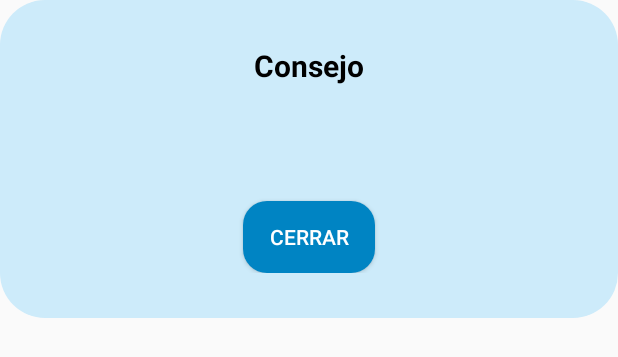
After one commit to ivanrodriguezromero1/mathematical_reasoning, an Android app: the layout dialog_tip.xml on its own in the app's theme, with its tools: preview values and no code run, on a phone screen of 412 x 824 dp. The commit adds this screen. Shown: the top 357 px of the screen. Run offline under Robolectric (Android 15) with nearby library versions, the phone set to English and light mode, and no system bars.

Commit message:
tips completo

```diff
--- a/app/src/main/java/com/mathematical_reasoning/raz_mat/ProblemasActivity.java
+++ b/app/src/main/java/com/mathematical_reasoning/raz_mat/ProblemasActivity.java
@@ -11,6 +11,8 @@ import com.mathematical_reasoning.raz_mat.models.Problema;
 import com.mathematical_reasoning.raz_mat.utils.RadioButtonManager;
 import com.mathematical_reasoning.raz_mat.utils.RadioButtonUtils;
 import java.util.List;
+
+import static com.mathematical_reasoning.raz_mat.utils.DialogAlert.showTipDialog;
 
 
 public class ProblemasActivity extends AppCompatActivity {
@@ -110,7 +112,7 @@ public class ProblemasActivity extends AppCompatActivity {
         });
         // Acción tips
         btnTips.setOnClickListener(v -> {
-
+            showTipDialog(this, problema.getTip());
         });
 
         // Acción de comprobar respuesta
@@ -186,7 +188,6 @@ public class ProblemasActivity extends AppCompatActivity {
             overridePendingTransition(R.anim.fade_in, R.anim.fade_out);
         });
 
-
     }
 
 }
--- a/app/src/main/java/com/mathematical_reasoning/raz_mat/models/Problema.java
+++ b/app/src/main/java/com/mathematical_reasoning/raz_mat/models/Problema.java
@@ -14,4 +14,5 @@ public class Problema {
     private List<String> alternativas;
     private int clave;
     private String solucion;
+    private String tip;
 }
--- /dev/null
+++ b/app/src/main/res/drawable/custom_close_tip.xml
@@ -0,0 +1,10 @@
+<?xml version="1.0" encoding="utf-8"?>
+<shape xmlns:android="http://schemas.android.com/apk/res/android">
+    <solid android:color="@color/colorCerrarTip"/>  <!-- Color de fondo del botón -->
+    <corners android:radius="16dp"/>  <!-- Bordes redondeados con un radio de 16dp -->
+    <padding
+            android:left="5dp"
+            android:right="5dp"
+            android:top="5dp"
+            android:bottom="5dp"/>
+</shape>
--- /dev/null
+++ b/app/src/main/res/drawable/custom_dialog_background.xml
@@ -0,0 +1,10 @@
+<?xml version="1.0" encoding="utf-8"?>
+<shape xmlns:android="http://schemas.android.com/apk/res/android">
+    <solid android:color="@color/colorTip"/>
+    <corners android:radius="30dp"/>
+    <padding
+            android:left="16dp"
+            android:right="16dp"
+            android:top="16dp"
+            android:bottom="16dp"/>
+</shape>
--- a/app/src/main/res/drawable/custom_scrollbar_thumb.xml
+++ b/app/src/main/res/drawable/custom_scrollbar_thumb.xml
@@ -1,5 +1,5 @@
 <?xml version="1.0" encoding="utf-8"?>
 <shape xmlns:android="http://schemas.android.com/apk/res/android" android:shape="rectangle">
-    <solid android:color="#079DD9" /> <!-- Cambia el color si lo deseas -->
+    <solid android:color="@color/colorScrollbar" /> <!-- Cambia el color si lo deseas -->
     <corners android:radius="5dp" /> <!-- Bordes redondeados opcionales -->
 </shape>
--- /dev/null
+++ b/app/src/main/res/layout/dialog_tip.xml
@@ -0,0 +1,46 @@
+<?xml version="1.0" encoding="utf-8"?>
+<LinearLayout xmlns:android="http://schemas.android.com/apk/res/android"
+              android:layout_width="match_parent"
+              android:layout_height="wrap_content"
+              android:orientation="vertical"
+              android:padding="30dp"
+              android:background="@drawable/custom_dialog_background">
+
+    <TextView
+            android:id="@+id/tipTitle"
+            android:layout_width="wrap_content"
+            android:layout_height="wrap_content"
+            android:text="@string/tip_title"
+            android:textSize="20sp"
+            android:textColor="@android:color/black"
+            android:textStyle="bold"
+            android:layout_gravity="center"/>
+
+    <ScrollView
+            android:id="@+id/tipScrollView"
+            android:layout_width="match_parent"
+            android:layout_height="wrap_content"
+            android:maxHeight="300dp"
+            android:scrollbars="vertical"
+            android:paddingTop="16dp"
+            style="@style/CustomRecyclerViewScroll">
+
+        <TextView
+                android:id="@+id/tipMessage"
+                android:layout_width="match_parent"
+                android:layout_height="wrap_content"
+                android:textSize="18sp"
+                android:textColor="@android:color/black"
+                android:padding="10dp"/>
+    </ScrollView>
+
+    <Button
+            android:id="@+id/closeButton"
+            android:layout_width="wrap_content"
+            android:layout_height="wrap_content"
+            android:text="@string/close"
+            android:textColor="@android:color/white"
+            android:background="@drawable/custom_close_tip"
+            android:layout_gravity="center"
+            android:layout_marginTop="16dp"/>
+</LinearLayout>
--- a/app/src/main/res/values/colors.xml
+++ b/app/src/main/res/values/colors.xml
@@ -1,10 +1,12 @@
 <?xml version="1.0" encoding="utf-8"?>
 <resources>
-    <color name="colorAccent">#45C4FF</color>
+    <color name="colorTip">#CDEBFA</color>
+    <color name="colorCerrarTip">#0084C3</color>
     <color name="azulPersonalizado">#1D30B3</color>
     <color name="buttonComprobarColor">#1a8081</color>
     <color name="buttonNuevoColor">#0e7cea</color>
     <color name="buttonFiltroColor">#006400</color>
     <color name="buttonBombillaColor">#EFB406</color>
     <color name="radioButtonSelected">#6D056D</color>
+    <color name="colorScrollbar">#079DD9</color>
 </resources>
--- a/app/src/main/res/values/strings.xml
+++ b/app/src/main/res/values/strings.xml
@@ -21,5 +21,7 @@
     <string name="solution_icon">Icono de solución</string>
     <string name="back_icon">Icono de atrás</string>
     <string name="ver_solucion">VER SOLUCIÓN</string>
+    <string name="tip_title">Consejo</string>
+    <string name="close">Cerrar</string>
     <string name="selecciona_opcion">Por favor, selecciona una opción.</string>
 </resources>
```
Also changed, not shown: app/src/main/java/com/mathematical_reasoning/raz_mat/ProblemSucesionesSeriesFactory.java (+25 -18 lines), app/src/main/java/com/mathematical_reasoning/raz_mat/utils/DialogAlert.java (added, +79 -0 lines).
